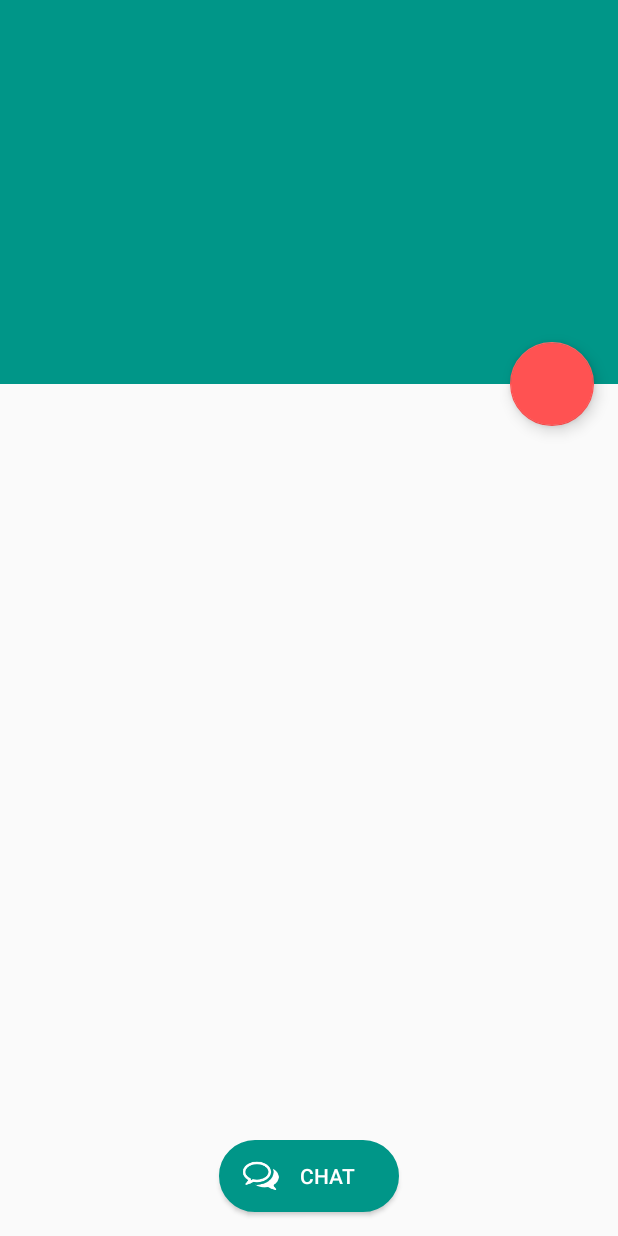
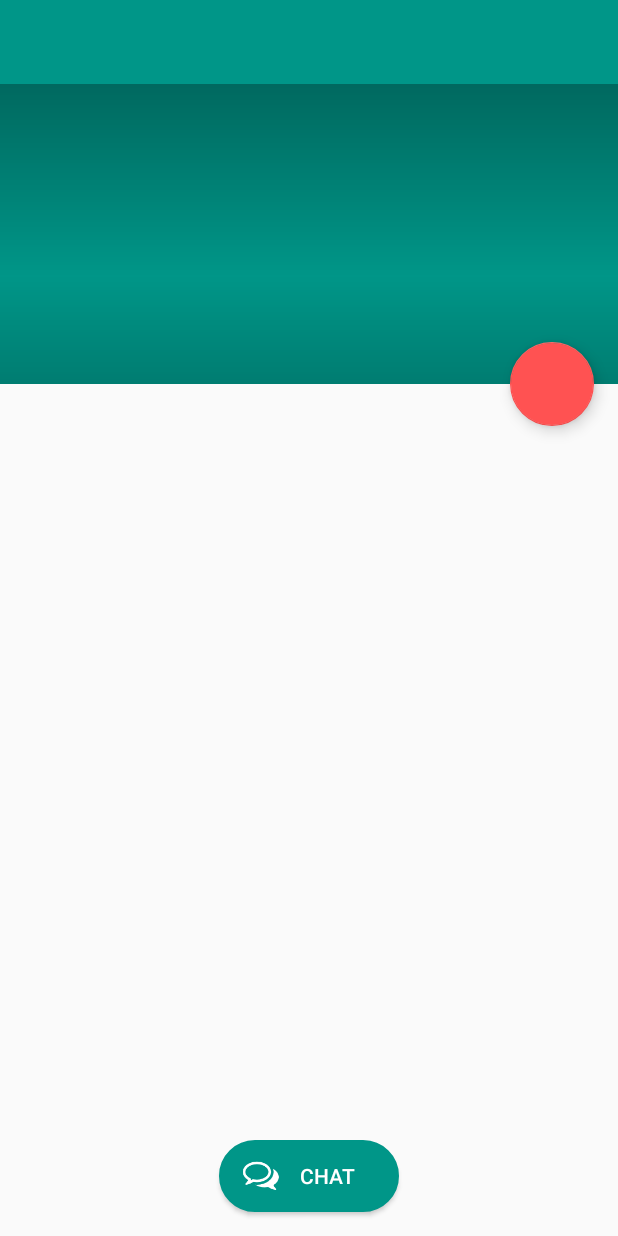
Before and after one commit to Ank4n/GoLocal-App, an Android app: the layout activity_kitchen_detail.xml on its own in the app's theme, with its tools: preview values and no code run, on a phone screen of 412 x 824 dp. Run offline under Robolectric (Android 15) with nearby library versions, the phone set to English and light mode, and no system bars.

Commit message:
added scrim gradient layer at top and bottom parts in kitchen detail image

```diff
--- a/app/src/main/java/space/ankan/golocal/model/kitchens/Kitchen.java
+++ b/app/src/main/java/space/ankan/golocal/model/kitchens/Kitchen.java
@@ -21,6 +21,7 @@ public class Kitchen implements Serializable {
     public double latitude;
     public double longitude;
     //public List<Dish> dishes;
+    //public List<Review> reviews;
     public String imageUrl;
     public int ratedUserCount;
     public float rating;
--- a/app/src/main/java/space/ankan/golocal/screens/nearbykitchens/KitchenDetailActivity.java
+++ b/app/src/main/java/space/ankan/golocal/screens/nearbykitchens/KitchenDetailActivity.java
@@ -52,6 +52,12 @@ public class KitchenDetailActivity extends LoggedInActivity {
         setSupportActionBar(toolbar);
         getSupportActionBar().setDisplayHomeAsUpEnabled(true);
         mKitchen = (Kitchen) getIntent().getSerializableExtra("kitchen");
+        toolbar.setNavigationOnClickListener(new View.OnClickListener() {
+            @Override
+            public void onClick(View view) {
+                supportFinishAfterTransition();
+            }
+        });
 
         if (mKitchen != null) {
 
--- /dev/null
+++ b/app/src/main/res/drawable/scrim.xml
@@ -0,0 +1,12 @@
+<?xml version="1.0" encoding="utf-8"?>
+<shape xmlns:android="http://schemas.android.com/apk/res/android"
+    android:shape="rectangle">
+
+    <gradient
+        android:angle="-90"
+        android:centerColor="#00000000"
+        android:endColor="#4d000000"
+        android:startColor="#4d000000"
+        android:type="linear" />
+
+</shape>
--- a/app/src/main/res/layout/activity_kitchen_detail.xml
+++ b/app/src/main/res/layout/activity_kitchen_detail.xml
@@ -33,6 +33,11 @@
                 android:fitsSystemWindows="true"
                 android:scaleType="fitXY"
                 app:layout_collapseMode="parallax" />
+
+            <View
+                android:layout_width="match_parent"
+                android:layout_height="match_parent"
+                android:background="@drawable/scrim" />
 
             <android.support.v7.widget.Toolbar
                 android:id="@+id/toolbar"
```
Also changed, not shown: app/src/main/java/space/ankan/golocal/model/Review.java (+14 -1 lines).
